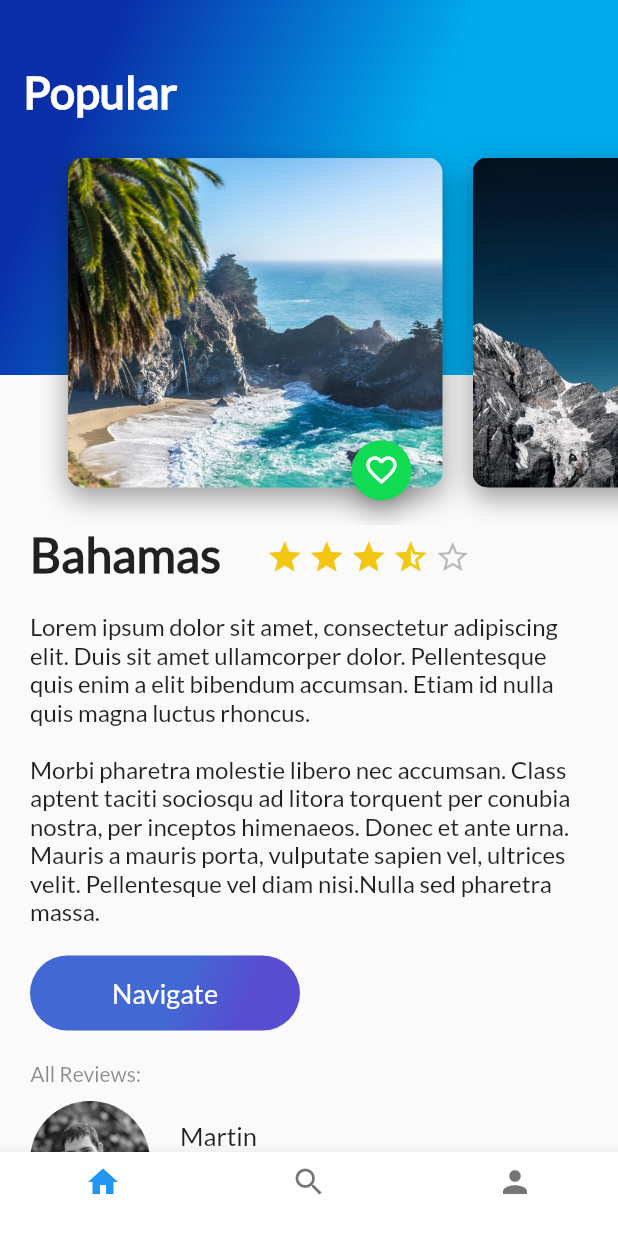
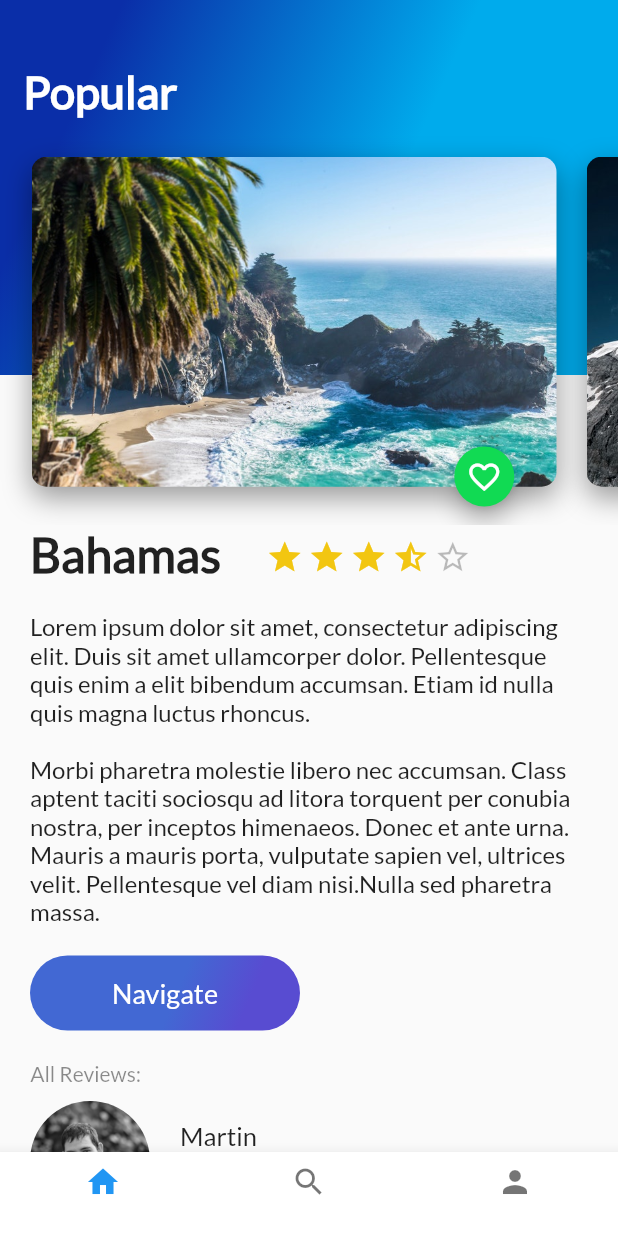
Before and after one commit to mbove77/flutter_firebase_app, a Flutter app: the TripsApp screen opened directly, on a phone screen of 412 x 824 dp. Run offline on Flutter 3.47's test engine with Material 2 defaults, Android fonts, the phone set to English and light mode, and no system bars; our stand-ins replace cloud_firestore, firebase_auth, firebase_core, flutter_signin_button, google_sign_in; missing offline and left inert: dart:ffi, generic_bloc_provider; accounts and stored records are empty.

Commit message:
Refactor card view.

```diff
--- a/lib/main.dart
+++ b/lib/main.dart
@@ -32,6 +32,7 @@ class MyApp extends StatelessWidget {
     return BlocProvider(
       bloc: UserBloc(),
       child: MaterialApp(
+        debugShowCheckedModeBanner: false,
         title: 'Flutter Demo',
         theme: ThemeData(
           primarySwatch: Colors.blue,
--- a/lib/place/ui/screens/add_place_screen.dart
+++ b/lib/place/ui/screens/add_place_screen.dart
@@ -1,6 +1,7 @@
 import 'dart:io';
 
 import 'package:flutter/material.dart';
+import 'package:flutter_firebase_app/place/ui/widgets/card_img.dart';
 import 'package:flutter_firebase_app/place/ui/widgets/text_input_location.dart';
 import 'package:flutter_firebase_app/widgets/gradient_back.dart';
 import 'package:flutter_firebase_app/widgets/text_input.dart';
@@ -41,16 +42,25 @@ class _AddPlaceScreenState extends State<AddPlaceScreen> {
             margin: const EdgeInsets.only(top: 120, bottom: 20),
             child: ListView(
               children: [
-                Container(),
                 Container(
-                  margin: const EdgeInsets.only(bottom: 20),
+                    alignment: Alignment.center,
+                    child: CardImg(
+                        pathImg: "assets/img/placeholder.png",
+                        width: 350,
+                        height: 220,
+                        marginLeft: 0,
+                        iconData: Icons.camera_alt,
+                        onPressedFabIcon: () {})),
+                Container(
+                  margin: const EdgeInsets.only(bottom: 20, top: 30),
                   child: TextInput("Tittle", null, controllerTittlePlace, 1),
                 ),
-                TextInput("Description", TextInputType.multiline, controllerDescriptionPlace, 4),
+                TextInput("Description", TextInputType.multiline,
+                    controllerDescriptionPlace, 4),
                 Container(
-                  margin: const EdgeInsets.only(top: 20),
-                  child: TextInputLocation("Location", controllerLocationPlace, Icons.location_on)
-                ),
+                    margin: const EdgeInsets.only(top: 20),
+                    child: TextInputLocation("Location",
+                        controllerLocationPlace, Icons.location_on)),
               ],
             ),
           )
--- a/lib/place/ui/screens/header_app_bar.dart
+++ b/lib/place/ui/screens/header_app_bar.dart
@@ -3,6 +3,8 @@ import '../widgets/card_img_list.dart';
 import '../../../widgets/gradient_back.dart';
 
 class HeaderAppBar extends StatelessWidget {
+  const HeaderAppBar({super.key});
+
   @override
   Widget build(BuildContext context) {
     return Stack(
--- a/lib/place/ui/widgets/card_img.dart
+++ b/lib/place/ui/widgets/card_img.dart
@@ -1,19 +1,26 @@
+import 'dart:ffi';
+
 import 'package:flutter/material.dart';
 import '../../../widgets/fab_green.dart';
 
 class CardImg extends StatelessWidget {
+  double? width      = 250.0;
+  double? height     = 350.0;
+  double? marginLeft;
   String pathImg = "assets/img/mountain.jpeg";
+  IconData iconData;
+  VoidCallback onPressedFabIcon;
 
-  CardImg(this.pathImg);
+  CardImg({required this.pathImg, this.width, this.height, this.marginLeft, required this.iconData,
+      required this.onPressedFabIcon, super.key});
 
   @override
   Widget build(BuildContext context) {
     final card = Container(
-      width: 250.0,
-      height: 350.0,
-      margin: const EdgeInsets.only(
-        top: 80.0,
-        left: 20.0
+      width: width,
+      height: height,
+      margin: EdgeInsets.only(
+        left: marginLeft ?? 20.0,
       ),
       decoration: BoxDecoration(
         image: DecorationImage(
@@ -33,10 +40,10 @@ class CardImg extends StatelessWidget {
     );
 
     return Stack(
-      alignment: const Alignment(0.85, 1.1),
+      alignment: const Alignment(0.85, 1.2),
       children: [
         card,
-        FabGreen()
+        FabGreen(buttonCallBack: onPressedFabIcon, iconData: iconData)
       ],
     );
   }
--- a/lib/place/ui/widgets/card_img_list.dart
+++ b/lib/place/ui/widgets/card_img_list.dart
@@ -2,25 +2,48 @@ import 'package:flutter/material.dart';
 
 import 'card_img.dart';
 
-
-
 class CardImgList extends StatelessWidget {
   @override
   Widget build(BuildContext context) {
-    return Container(
+    return SizedBox(
       height: 350.0,
+
       child: ListView(
-        padding: const EdgeInsets.all(25.0),
+        padding: const EdgeInsets.only(bottom: 35.0, left: 1, right: 20),
         scrollDirection: Axis.horizontal,
         children: [
-          CardImg("assets/img/beach_palm.jpeg"),
-          CardImg("assets/img/mountain.jpeg"),
-          CardImg("assets/img/mountain_stars.jpeg"),
-          CardImg("assets/img/river.jpeg"),
-          CardImg("assets/img/sunset.jpeg"),
+          CardImg(
+              pathImg: "assets/img/beach_palm.jpeg",
+              width: 350.0,
+              height: 220.0,
+              iconData: Icons.favorite_border,
+              onPressedFabIcon: () {}),
+          CardImg(
+              pathImg: "assets/img/mountain.jpeg",
+              width: 350.0,
+              height: 220.0,
+              iconData: Icons.favorite_border,
+              onPressedFabIcon: () {}),
+          CardImg(
+              pathImg: "assets/img/mountain_stars.jpeg",
+              width: 350.0,
+              height: 220.0,
+              iconData: Icons.favorite_border,
+              onPressedFabIcon: () {}),
+          CardImg(
+              pathImg: "assets/img/river.jpeg",
+              width: 350.0,
+              height: 220.0,
+              iconData: Icons.favorite_border,
+              onPressedFabIcon: () {}),
+          CardImg(
+              pathImg: "assets/img/sunset.jpeg",
+              width: 350.0,
+              height: 220.0,
+              iconData: Icons.favorite_border,
+              onPressedFabIcon: () {}),
         ],
       ),
     );
   }
-
 }
--- a/lib/widgets/fab_green.dart
+++ b/lib/widgets/fab_green.dart
@@ -1,6 +1,12 @@
 import 'package:flutter/material.dart';
 
 class FabGreen extends StatefulWidget {
+
+  final IconData iconData;
+  final VoidCallback buttonCallBack;
+
+
+  const FabGreen({super.key, required this.iconData, required this.buttonCallBack});
 
   @override
   State<StatefulWidget> createState() {
@@ -29,10 +35,10 @@ class _FabGreen extends State<FabGreen> {
   @override
   Widget build(BuildContext context) {
    return FloatingActionButton(
-     onPressed: onPressedFab,
+     onPressed: widget.buttonCallBack,
      backgroundColor: const Color(0xff11da53),
      mini: true,
-     child: (isSelected) ? const Icon(Icons.favorite) : const Icon(Icons.favorite_border),
+     child: Icon(widget.iconData),
    );
   }
 }
--- a/pubspec.yaml
+++ b/pubspec.yaml
@@ -103,6 +103,7 @@ flutter:
     - assets/img/mountain_stars.jpeg
     - assets/img/river.jpeg
     - assets/img/sunset.jpeg
+    - assets/img/placeholder.png
 
   fonts:
    - family: Lato
```
Also changed, not shown: assets/img/placeholder.png (added), pubspec.lock.
